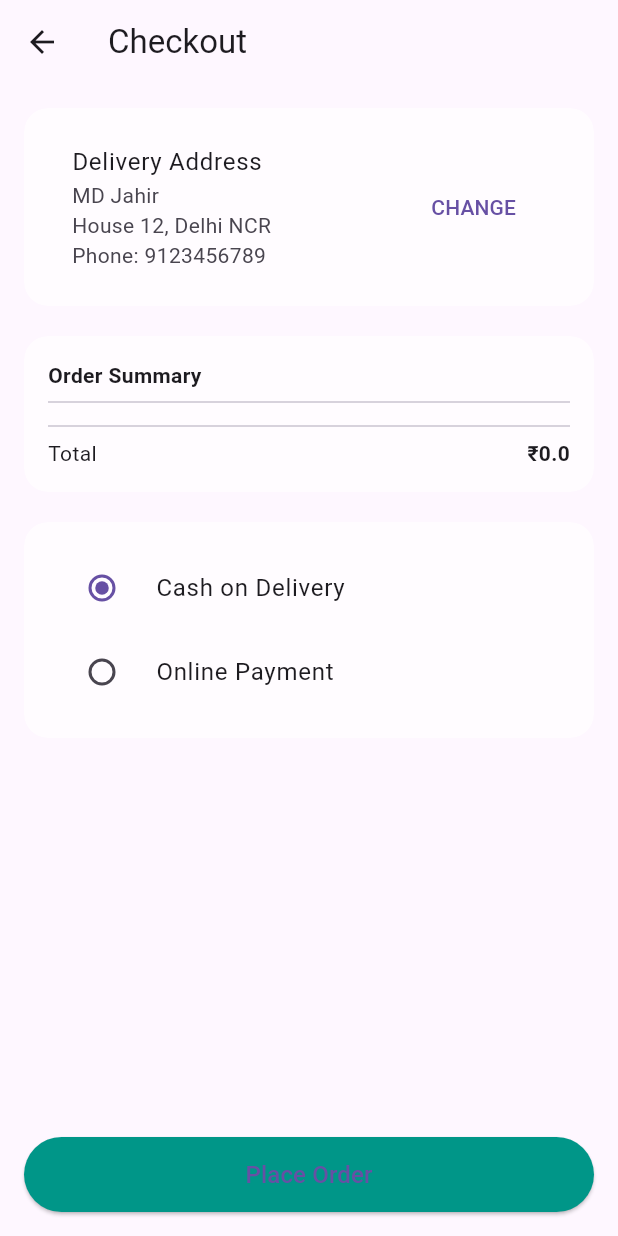
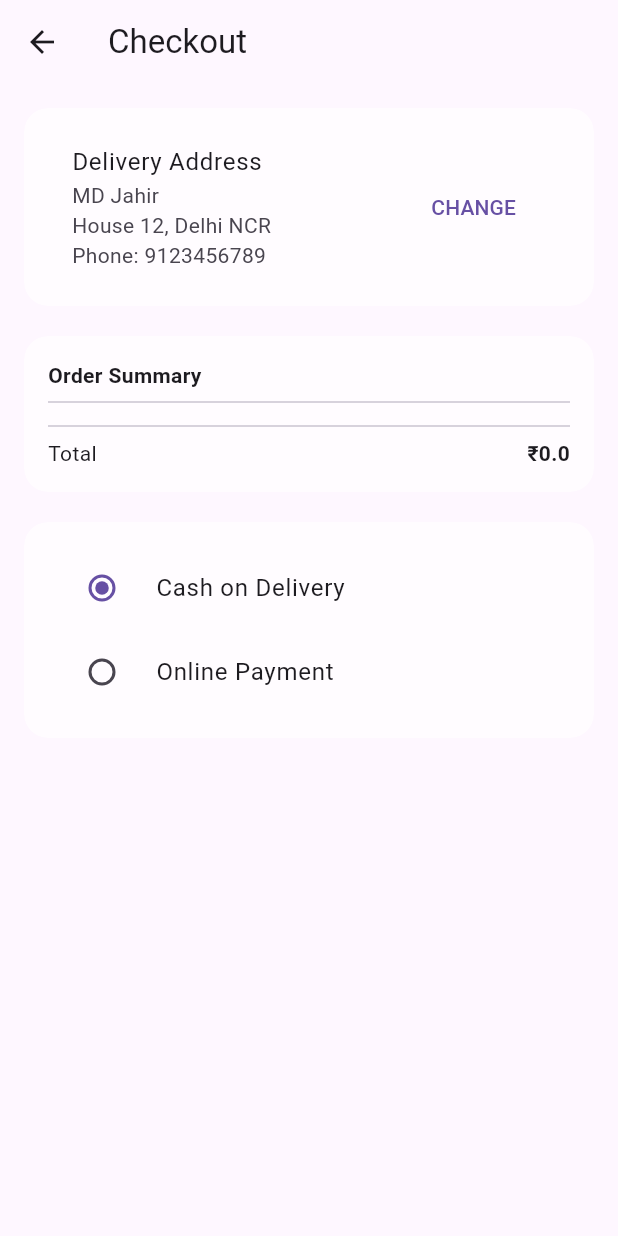
Before and after one commit to kaish02723/lifeline_healthcare_app, a Flutter app: the MedicineCheckoutScreen screen opened directly, on a phone screen of 412 x 824 dp. Run offline on Flutter 3.47's test engine with Material 3 defaults, Android fonts, the phone set to English and light mode, and no system bars; our stand-ins replace cached_network_image, flutter_rating_bar, flutter_screenutil, google_fonts, image_picker, permission_handler and 3 more; accounts and stored records are empty; network calls fail.

Commit message:
work on medicine order

```diff
--- a/lib/screens/home/medicine screen/medicine_cart_screen.dart
+++ b/lib/screens/home/medicine screen/medicine_cart_screen.dart
@@ -44,29 +44,6 @@ class MedicineCart extends StatelessWidget {
                   child: Column(
                     mainAxisSize: MainAxisSize.min,
                     children: [
-                      Row(
-                        mainAxisAlignment: MainAxisAlignment.spaceBetween,
-                        children: [
-                          Text(
-                            "Total: ₹${cart.totalAmount}",
-                            style: TextStyle(
-                              fontSize: 18,
-                              fontWeight: FontWeight.bold,
-                              color:
-                                  isDark ? AppColors.textDark : AppColors.text,
-                            ),
-                          ),
-                          Text(
-                            "${cart.itemCount} items",
-                            style: TextStyle(
-                              color:
-                                  isDark
-                                      ? AppColors.lightGreyTextDark
-                                      : AppColors.lightGreyText,
-                            ),
-                          ),
-                        ],
-                      ),
                       const SizedBox(height: 12),
                       ElevatedButton(
                         style: ElevatedButton.styleFrom(
--- a/lib/screens/home/medicine screen/medicine_checkout_screen.dart
+++ b/lib/screens/home/medicine screen/medicine_checkout_screen.dart
@@ -4,14 +4,14 @@ import 'package:flutter/cupertino.dart';
 import 'package:flutter/material.dart';
 import 'package:provider/provider.dart';
 
+import '../../../config/color.dart';
 import '../../../providers/medicine_provider/medicineCart_provider.dart';
 
 class MedicineCheckoutScreen extends StatefulWidget {
   const MedicineCheckoutScreen({super.key});
 
   @override
-  State<MedicineCheckoutScreen> createState() =>
-      _MedicineCheckoutScreenState();
+  State<MedicineCheckoutScreen> createState() => _MedicineCheckoutScreenState();
 }
 
 class _MedicineCheckoutScreenState extends State<MedicineCheckoutScreen> {
@@ -29,17 +29,63 @@ class _MedicineCheckoutScreenState extends State<MedicineCheckoutScreen> {
         elevation: 0,
       ),
 
-      bottomNavigationBar: SafeArea(
+      bottomNavigationBar:
+          cart.items.isEmpty
+              ? null
+              : SafeArea(
                 child: Container(
                   padding: const EdgeInsets.all(16),
-          child: ElevatedButton(
+                  decoration: BoxDecoration(
+                    color: isDark ? AppColors.cardDark : AppColors.card,
+                    boxShadow: [
+                      BoxShadow(
+                        blurRadius: 12,
+                        color: Colors.black.withOpacity(0.12),
+                      ),
+                    ],
+                  ),
+                  child: Column(
+                    mainAxisSize: MainAxisSize.min,
+                    children: [
+                      Row(
+                        mainAxisAlignment: MainAxisAlignment.spaceBetween,
+                        children: [
+                          Text(
+                            "Total: ₹${cart.totalAmount}",
+                            style: TextStyle(
+                              fontSize: 18,
+                              fontWeight: FontWeight.bold,
+                              color:
+                                  isDark ? AppColors.textDark : AppColors.text,
+                            ),
+                          ),
+                          Text(
+                            "${cart.itemCount} items",
+                            style: TextStyle(
+                              color:
+                                  isDark
+                                      ? AppColors.lightGreyTextDark
+                                      : AppColors.lightGreyText,
+                            ),
+                          ),
+                        ],
+                      ),
+                      const SizedBox(height: 12),
+                      ElevatedButton(
                         style: ElevatedButton.styleFrom(
-              backgroundColor: Colors.teal,
-              minimumSize: const Size(double.infinity, 50),
+                          backgroundColor: AppColors.primary,
+                          minimumSize: const Size(double.infinity, 48),
+                          shape: RoundedRectangleBorder(
+                            borderRadius: BorderRadius.circular(12),
+                          ),
                         ),
                         onPressed: () {
-              // 🔥 FINAL ORDER API
-              // provider.placeOrder(...)
+                          Navigator.push(
+                            context,
+                            MaterialPageRoute(
+                              builder: (_) => const MedicineCheckoutScreen(),
+                            ),
+                          );
                         },
                         child: Text(
                           selectedPayment == 'COD'
@@ -48,13 +94,14 @@ class _MedicineCheckoutScreenState extends State<MedicineCheckoutScreen> {
                           style: const TextStyle(fontSize: 16),
                         ),
                       ),
+                    ],
+                  ),
                 ),
               ),
 
       body: ListView(
         padding: const EdgeInsets.all(16),
         children: [
-          /// 📍 Address
           _glassCard(
             isDark,
             child: ListTile(
@@ -71,7 +118,6 @@ class _MedicineCheckoutScreenState extends State<MedicineCheckoutScreen> {
 
           const SizedBox(height: 20),
 
-          /// 📦 Order Summary
           _glassCard(
             isDark,
             child: Column(
@@ -108,7 +154,6 @@ class _MedicineCheckoutScreenState extends State<MedicineCheckoutScreen> {
 
           const SizedBox(height: 20),
 
-          /// 💳 Payment
           _glassCard(
             isDark,
             child: Column(
@@ -141,7 +186,8 @@ class _MedicineCheckoutScreenState extends State<MedicineCheckoutScreen> {
         child: Container(
           padding: const EdgeInsets.all(16),
           decoration: BoxDecoration(
-            color: isDark
+            color:
+                isDark
                     ? Colors.white.withOpacity(0.08)
                     : Colors.white.withOpacity(0.6),
             borderRadius: BorderRadius.circular(16),
```
Lines whose indentation alone changed are shown as unchanged.
